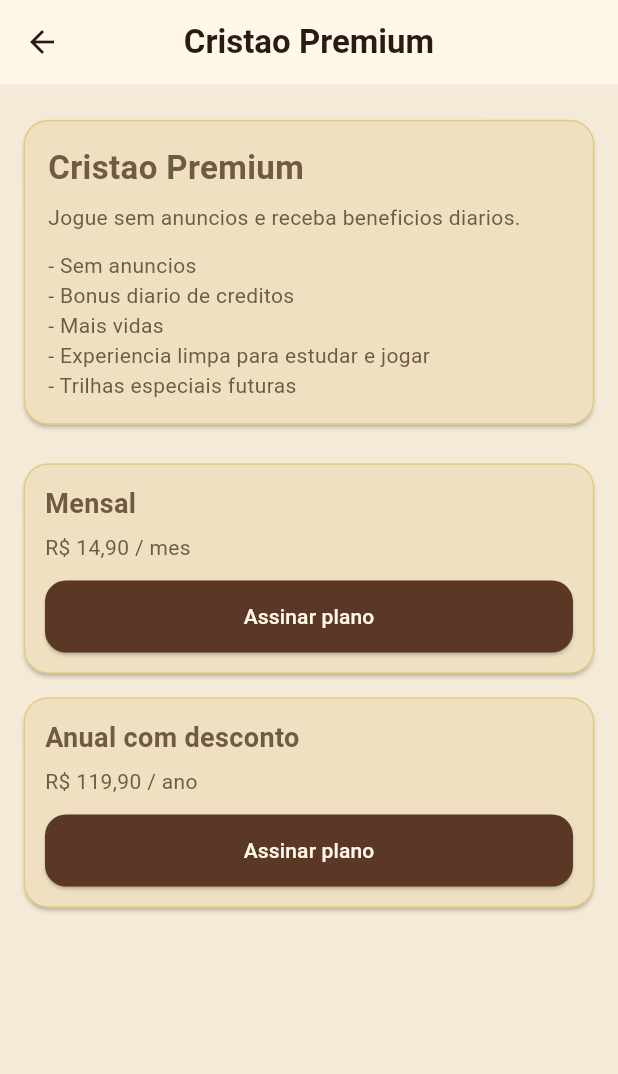
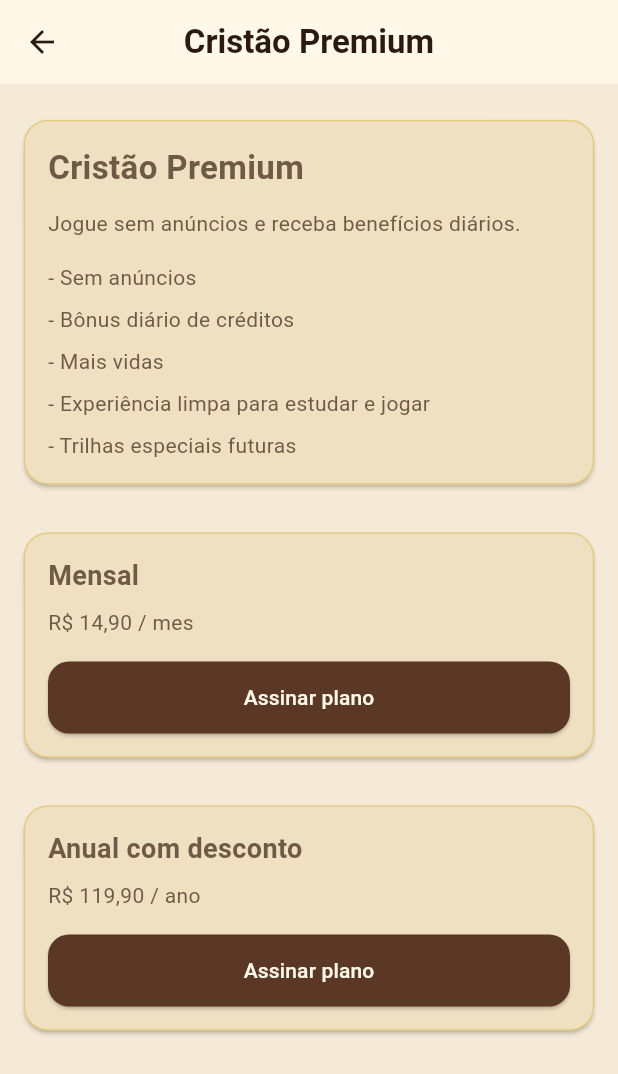
Before and after one commit to gabrielbueno90/saber_cristao, a Flutter app: the HomeScreen screen opened by its route, after a tap on "Conhecer Premium", on a phone screen of 412 x 824 dp. Shown: the top 1074 px of the screen. Run offline on Flutter 3.47's test engine with Material 3 defaults, Android fonts, the phone set to English and light mode, and no system bars; our stand-ins replace flutter_riverpod, go_router, shared_preferences, supabase_flutter; accounts and stored records are empty; network calls fail.

Commit message:
melhorando-a-estetica

```diff
--- /dev/null
+++ b/lib/core/constants/app_spacing.dart
@@ -0,0 +1,13 @@
+import 'package:flutter/widgets.dart';
+
+class AppSpacing {
+  static const double xs = 8;
+  static const double sm = 12;
+  static const double md = 16;
+  static const double lg = 24;
+
+  static const SizedBox v8 = SizedBox(height: xs);
+  static const SizedBox v12 = SizedBox(height: sm);
+  static const SizedBox v16 = SizedBox(height: md);
+  static const SizedBox v24 = SizedBox(height: lg);
+}
--- a/lib/features/home/presentation/home_screen.dart
+++ b/lib/features/home/presentation/home_screen.dart
@@ -2,6 +2,7 @@ import 'package:flutter/material.dart';
 import 'package:flutter_riverpod/flutter_riverpod.dart';
 import 'package:go_router/go_router.dart';
 import 'package:saber_cristao/app/theme.dart';
+import 'package:saber_cristao/core/constants/app_spacing.dart';
 import 'package:saber_cristao/features/auth/presentation/auth_controller.dart';
 import 'package:saber_cristao/features/lives/presentation/lives_controller.dart';
 import 'package:saber_cristao/features/progress/presentation/progress_controller.dart';
@@ -19,7 +20,7 @@ class HomeScreen extends ConsumerWidget {
 
     return Scaffold(
       appBar: AppBar(
-        title: const Text('Saber Cristao'),
+        title: const Text('Saber Cristão'),
         actions: [
           if (auth.user != null)
             IconButton(
@@ -47,25 +48,25 @@ class HomeScreen extends ConsumerWidget {
                 crossAxisAlignment: CrossAxisAlignment.start,
                 children: [
                   Text(
-                    'Saber Cristao',
+                    'Saber Cristão',
                     style: TextStyle(
                       color: AppTheme.softGold,
                       fontSize: 30,
                       fontWeight: FontWeight.w700,
                     ),
                   ),
-                  SizedBox(height: 8),
+                  SizedBox(height: 12),
                   Text(
-                    'Aprenda a Biblia, avance por desafios e fortaleça sua fe.',
+                    'Aprenda a Bíblia, avance por desafios e fortaleça sua fé.',
                     style: TextStyle(color: AppTheme.cream),
                   ),
                 ],
               ),
             ),
-            const SizedBox(height: 14),
+            AppSpacing.v16,
             Card(
               child: Padding(
-                padding: const EdgeInsets.all(14),
+                padding: const EdgeInsets.all(AppSpacing.md),
                 child: Row(
                   children: [
                     Expanded(
@@ -84,32 +85,35 @@ class HomeScreen extends ConsumerWidget {
                 ),
               ),
             ),
-            const SizedBox(height: 12),
+            AppSpacing.v24,
             ElevatedButton(
               onPressed: () => context.push('/quiz'),
               child: const Text('Comecar desafio'),
             ),
+            AppSpacing.v12,
             OutlinedButton(
               onPressed: () => context.push('/levels'),
               child: const Text('Ver fases'),
             ),
+            AppSpacing.v12,
             OutlinedButton(
               onPressed: () => context.push('/store'),
               child: const Text('Creditos e loja'),
             ),
+            AppSpacing.v16,
             Card(
               child: Padding(
-                padding: const EdgeInsets.all(14),
+                padding: const EdgeInsets.all(AppSpacing.md),
                 child: Column(
                   crossAxisAlignment: CrossAxisAlignment.start,
                   children: [
                     const Text(
-                      'Cristao Premium',
+                      'Cristão Premium',
                       style: TextStyle(fontSize: 18, fontWeight: FontWeight.w700),
                     ),
-                    const SizedBox(height: 6),
-                    const Text('Jogue sem anuncios e receba beneficios diarios.'),
-                    const SizedBox(height: 12),
+                    AppSpacing.v8,
+                    const Text('Jogue sem anúncios e receba benefícios diários.'),
+                    AppSpacing.v16,
                     ElevatedButton(
                       onPressed: () => context.push('/paywall'),
                       child: const Text('Conhecer Premium'),
@@ -118,6 +122,7 @@ class HomeScreen extends ConsumerWidget {
                 ),
               ),
             ),
+            AppSpacing.v12,
             TextButton(
               onPressed: () => context.push('/profile'),
               child: const Text('Abrir perfil'),
--- a/lib/features/paywall/presentation/paywall_screen.dart
+++ b/lib/features/paywall/presentation/paywall_screen.dart
@@ -1,4 +1,5 @@
 import 'package:flutter/material.dart';
+import 'package:saber_cristao/core/constants/app_spacing.dart';
 
 class PaywallScreen extends StatelessWidget {
   const PaywallScreen({super.key});
@@ -6,31 +7,36 @@ class PaywallScreen extends StatelessWidget {
   @override
   Widget build(BuildContext context) {
     return Scaffold(
-      appBar: AppBar(title: const Text('Cristao Premium')),
+      appBar: AppBar(title: const Text('Cristão Premium')),
       body: ListView(
-        padding: const EdgeInsets.all(16),
+        padding: const EdgeInsets.all(AppSpacing.md),
         children: [
           Card(
             child: Padding(
-              padding: const EdgeInsets.all(16),
-              child: Column(
+              padding: const EdgeInsets.all(AppSpacing.md),
+              child: const Column(
                 crossAxisAlignment: CrossAxisAlignment.start,
-                children: const [
-                  Text('Cristao Premium', style: TextStyle(fontSize: 22, fontWeight: FontWeight.w700)),
+                children: [
+                  Text('Cristão Premium', style: TextStyle(fontSize: 22, fontWeight: FontWeight.w700)),
+                  SizedBox(height: 12),
+                  Text('Jogue sem anúncios e receba benefícios diários.'),
+                  SizedBox(height: 16),
+                  Text('- Sem anúncios'),
                   SizedBox(height: 8),
-                  Text('Jogue sem anuncios e receba beneficios diarios.'),
-                  SizedBox(height: 12),
-                  Text('- Sem anuncios'),
-                  Text('- Bonus diario de creditos'),
+                  Text('- Bônus diário de créditos'),
+                  SizedBox(height: 8),
                   Text('- Mais vidas'),
-                  Text('- Experiencia limpa para estudar e jogar'),
+                  SizedBox(height: 8),
+                  Text('- Experiência limpa para estudar e jogar'),
+                  SizedBox(height: 8),
                   Text('- Trilhas especiais futuras'),
                 ],
               ),
             ),
           ),
-          const SizedBox(height: 10),
+          AppSpacing.v16,
           _PlanCard(title: 'Mensal', price: 'R\$ 14,90 / mes'),
+          AppSpacing.v16,
           _PlanCard(title: 'Anual com desconto', price: 'R\$ 119,90 / ano'),
         ],
       ),
@@ -48,18 +54,18 @@ class _PlanCard extends StatelessWidget {
   Widget build(BuildContext context) {
     return Card(
       child: Padding(
-        padding: const EdgeInsets.all(14),
+        padding: const EdgeInsets.all(AppSpacing.md),
         child: Column(
           crossAxisAlignment: CrossAxisAlignment.stretch,
           children: [
             Text(title, style: const TextStyle(fontSize: 18, fontWeight: FontWeight.w700)),
-            const SizedBox(height: 6),
+            AppSpacing.v8,
             Text(price),
-            const SizedBox(height: 12),
+            AppSpacing.v16,
             ElevatedButton(
               onPressed: () {
                 ScaffoldMessenger.of(context).showSnackBar(
-                  const SnackBar(content: Text('Integracao de assinatura sera ativada em breve.')),
+                  const SnackBar(content: Text('Integração de assinatura será ativada em breve.')),
                 );
               },
               child: const Text('Assinar plano'),
--- a/lib/features/store/presentation/store_screen.dart
+++ b/lib/features/store/presentation/store_screen.dart
@@ -1,5 +1,6 @@
 import 'package:flutter/material.dart';
 import 'package:flutter_riverpod/flutter_riverpod.dart';
+import 'package:saber_cristao/core/constants/app_spacing.dart';
 import 'package:saber_cristao/features/store/presentation/credits_controller.dart';
 
 class StoreScreen extends ConsumerWidget {
@@ -9,34 +10,36 @@ class StoreScreen extends ConsumerWidget {
   Widget build(BuildContext context, WidgetRef ref) {
     final credits = ref.watch(creditsControllerProvider);
     return Scaffold(
-      appBar: AppBar(title: const Text('Loja de creditos')),
+      appBar: AppBar(title: const Text('Loja de créditos')),
       body: ListView(
-        padding: const EdgeInsets.all(16),
+        padding: const EdgeInsets.all(AppSpacing.md),
         children: [
           Card(
             child: Padding(
-              padding: const EdgeInsets.all(14),
-              child: Text('Seus creditos atuais: $credits'),
+              padding: const EdgeInsets.all(AppSpacing.md),
+              child: Text('Seus créditos atuais: $credits'),
             ),
           ),
-          const SizedBox(height: 8),
+          AppSpacing.v16,
           _CreditPackCard(
-            title: '10 creditos',
+            title: '10 créditos',
             subtitle: 'Ideal para continuar fases e recuperar vidas.',
             onTap: () => ref.read(creditsControllerProvider.notifier).addCredits(10),
           ),
+          AppSpacing.v16,
           _CreditPackCard(
-            title: '50 creditos',
+            title: '50 créditos',
             subtitle: 'Perfeito para comprar dicas e segunda chance.',
             onTap: () => ref.read(creditsControllerProvider.notifier).addCredits(50),
           ),
+          AppSpacing.v16,
           _CreditPackCard(
-            title: '150 creditos',
-            subtitle: 'Pacote avancado para evoluir mais rapido.',
+            title: '150 créditos',
+            subtitle: 'Pacote avançado para evoluir mais rápido.',
             onTap: () => ref.read(creditsControllerProvider.notifier).addCredits(150),
           ),
-          const SizedBox(height: 10),
-          const Text('Os creditos podem ser usados para continuar fases, comprar dicas, recuperar vidas e segunda chance.'),
+          AppSpacing.v24,
+          const Text('Os créditos podem ser usados para continuar fases, comprar dicas, recuperar vidas e segunda chance.'),
         ],
       ),
     );
@@ -58,14 +61,14 @@ class _CreditPackCard extends StatelessWidget {
   Widget build(BuildContext context) {
     return Card(
       child: Padding(
-        padding: const EdgeInsets.all(14),
+        padding: const EdgeInsets.all(AppSpacing.md),
         child: Column(
           crossAxisAlignment: CrossAxisAlignment.stretch,
           children: [
             Text(title, style: const TextStyle(fontSize: 18, fontWeight: FontWeight.w700)),
-            const SizedBox(height: 6),
+            AppSpacing.v8,
             Text(subtitle),
-            const SizedBox(height: 12),
+            AppSpacing.v16,
             ElevatedButton(
               onPressed: onTap,
               child: const Text('Selecionar pacote'),
```
Also changed, not shown: lib/features/auth/presentation/forgot_password_screen.dart (+13 -2 lines), lib/features/auth/presentation/login_screen.dart (+11 -7 lines), lib/features/auth/presentation/register_screen.dart (+19 -6 lines), lib/features/levels/presentation/level_map_screen.dart (+9 -8 lines), lib/features/lives/presentation/out_of_lives_screen.dart (+14 -11 lines), lib/features/quiz/presentation/quiz_screen.dart (+6 -5 lines), lib/features/quiz/presentation/result_screen.dart (+10 -6 lines).
